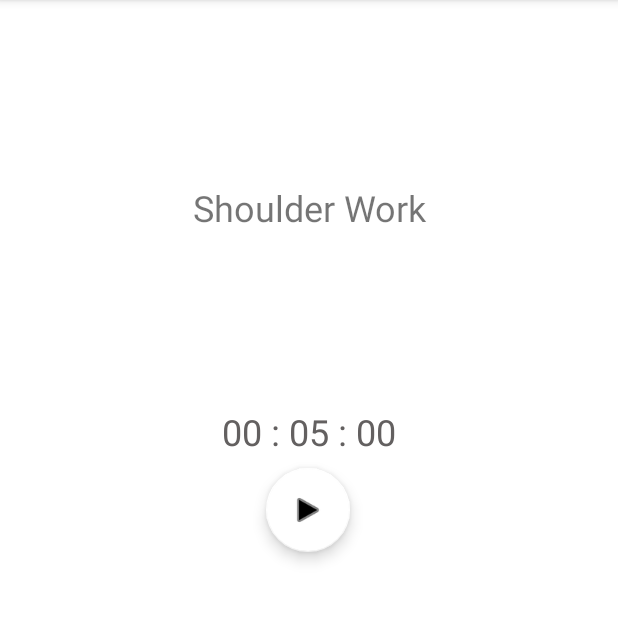
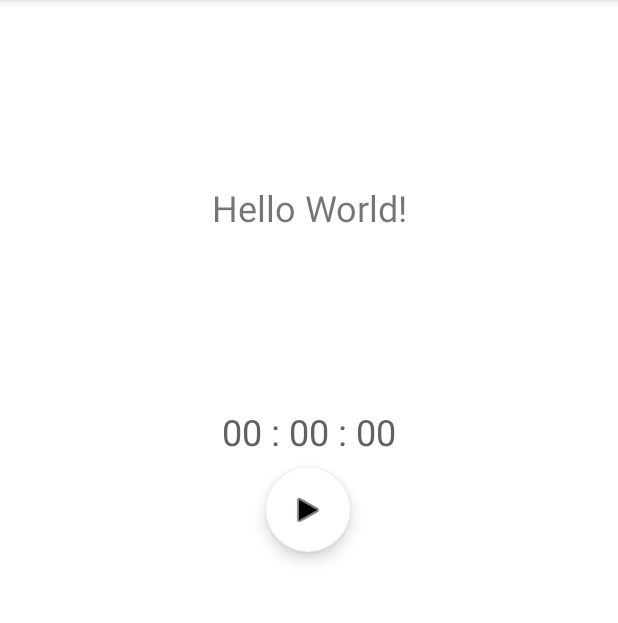
Before and after one commit to taerichard/WorkoutTimer, an Android app: the screen it shows after launch (Timer before the commit, MainActivity after it), after a tap on "SHOULDERS", on a phone screen of 412 x 824 dp, the part 84-707 px from its top. Run offline under Robolectric (Android 15) with nearby library versions, the phone set to English and light mode, and no system bars.

Commit message:
working on getting appropriate workout timer data for workout button

```diff
--- a/app/src/main/AndroidManifest.xml
+++ b/app/src/main/AndroidManifest.xml
@@ -9,8 +9,7 @@
         android:roundIcon="@mipmap/ic_launcher_round"
         android:supportsRtl="true"
         android:theme="@style/Theme.ActivityPlayground">
-        <activity android:name=".Timer"></activity>
-        <activity android:name=".Shoulders" />
+        <activity android:name=".T"></activity>
         <activity android:name=".MainActivity">
             <intent-filter>
                 <action android:name="android.intent.action.MAIN" />
--- a/app/src/main/java/com/example/activityplayground/MainActivity.java
+++ b/app/src/main/java/com/example/activityplayground/MainActivity.java
@@ -1,33 +1,41 @@
 package com.example.activityplayground;
 
 import androidx.appcompat.app.AppCompatActivity;
+import androidx.fragment.app.Fragment;
+import androidx.fragment.app.FragmentManager;
+import androidx.fragment.app.FragmentTransaction;
 
-import android.content.Intent;
 import android.os.Bundle;
 import android.util.Log;
 import android.view.View;
 import android.widget.Button;
 
+import java.util.Timer;
+
 public class MainActivity extends AppCompatActivity implements View.OnClickListener{
-    public final static String SHOULDER_WORKOUT = "Shoulders";
+    Button shoulderButton;
+    TimerFragment timerFragment;
 
     @Override
     protected void onCreate(Bundle savedInstanceState) {
         super.onCreate(savedInstanceState);
         setContentView(R.layout.activity_main);
 
-       findViewById(R.id.button_shoulders).setOnClickListener(this);
+        shoulderButton = findViewById(R.id.button_shoulders);
+        shoulderButton.setOnClickListener(this);
     }
 
     @Override
     public void onClick(View v) {
-        Intent intent;
+        Log.i("INFO", "BUTTON CLICKED FROM ACTIVITY");
+        shoulderButton.setVisibility(View.GONE);
+        timerFragment = new TimerFragment();
+        FragmentManager fm = getSupportFragmentManager();
 
-        switch(v.getId()){
-            case R.id.button_shoulders :{
-                intent = new Intent(this, Timer.class);
-                intent.putExtra(SHOULDER_WORKOUT, "Shoulder Work");
-                startActivity(intent);
+        switch (v.getId()) {
+            case R.id.button_shoulders : {
+                Log.i("INFO", "Shoulder Button Pressed");
+                fm.beginTransaction().replace(R.id.mainContainer, TimerFragment.newInstance("Shoulder Workout")).commit();
                 break;
             }
             default : {
@@ -35,6 +43,5 @@ public class MainActivity extends AppCompatActivity implements View.OnClickListe
             }
         }
 
-
     }
 }
--- a/app/src/main/java/com/example/activityplayground/Shoulders.java
+++ /dev/null
@@ -1,17 +0,0 @@
-package com.example.activityplayground;
-
-import androidx.appcompat.app.AppCompatActivity;
-
-import android.os.Bundle;
-import android.util.Log;
-
-public class Shoulders extends AppCompatActivity {
-
-    @Override
-    protected void onCreate(Bundle savedInstanceState) {
-        super.onCreate(savedInstanceState);
-        setContentView(R.layout.activity_shoulders);
-
-        Log.i("INFO", "Shoulders activity");
-    }
-}
--- a/app/src/main/java/com/example/activityplayground/Timer.java
+++ /dev/null
@@ -1,90 +0,0 @@
-package com.example.activityplayground;
-
-import androidx.annotation.NonNull;
-import androidx.appcompat.app.AppCompatActivity;
-
-import android.content.Intent;
-import android.graphics.drawable.Drawable;
-import android.os.Bundle;
-import android.os.Handler;
-import android.util.Log;
-import android.view.View;
-import android.widget.TextView;
-
-import com.google.android.material.floatingactionbutton.FloatingActionButton;
-
-public class Timer extends AppCompatActivity {
-    private int seconds = 0;
-    private TextView tv;
-    private boolean paused = true;
-    private FloatingActionButton fab;
-    private int minutes = 15;
-    private int startingTime = 5;
-    private Drawable PLAY;
-    private Drawable PAUSE;
-
-
-    @Override
-    protected void onCreate(Bundle savedInstanceState) {
-        super.onCreate(savedInstanceState);
-        setContentView(R.layout.activity_timer);
-
-        Intent intent = getIntent();
-        String workoutType = intent.getStringExtra(MainActivity.SHOULDER_WORKOUT);
-        Log.i("INFO", workoutType);
-        changeWorkoutTitle(workoutType);
-
-        tv = findViewById(R.id.time_text);
-        fab = findViewById(R.id.play_pause_fab);
-        PLAY = getResources().getDrawable(android.R.drawable.ic_media_play);
-        PAUSE = getResources().getDrawable(android.R.drawable.ic_media_pause);
-        if (savedInstanceState != null) {
-            paused = savedInstanceState.getBoolean("paused");
-            seconds = savedInstanceState.getInt("seconds");
-            setIcon();
-        }
-        runTimer();
-    }
-
-    public void changeWorkoutTitle(String workout){
-        TextView workoutTitle =  findViewById(R.id.workout_title);
-        workoutTitle.setText(String.format(workout));
-    }
-
-    private void setIcon() {
-        Drawable icon = paused ? PLAY : PAUSE;
-        fab.setImageDrawable(icon);
-    }
-
-    @Override
-    public void onSaveInstanceState(@NonNull Bundle outState) {
-        super.onSaveInstanceState(outState);
-        outState.putInt("seconds", seconds);
-        outState.putBoolean("paused", paused);
-    }
-
-    public void startTimer(View view) {
-        paused = !paused;
-        setIcon();
-
-
-    }
-
-    public void runTimer() {
-        // handler can schedule some code to run at a periodic manner aka timer
-        final Handler handler = new Handler(getMainLooper());
-        handler.post(new Runnable() {
-            @Override
-            public void run() {
-                int sec = seconds % 60;
-                int min = (seconds % 3600) / 60;
-                int hour = seconds / 3660;
-                tv.setText(String.format("%02d : %02d : %02d", hour, startingTime, sec));
-                if (!paused) seconds++;
-                handler.postDelayed(this, 1000);
-
-
-            }
-        });
-    }
-}
--- /dev/null
+++ b/app/src/main/java/com/example/activityplayground/TimerFragment.java
@@ -0,0 +1,105 @@
+package com.example.activityplayground;
+
+import android.graphics.drawable.Drawable;
+import android.os.Bundle;
+
+import androidx.annotation.NonNull;
+import androidx.annotation.Nullable;
+import androidx.fragment.app.Fragment;
+
+import android.os.Handler;
+import android.util.Log;
+import android.view.LayoutInflater;
+import android.view.View;
+import android.view.ViewGroup;
+import android.widget.TextView;
+
+import com.google.android.material.floatingactionbutton.FloatingActionButton;
+
+import static android.os.Looper.getMainLooper;
+
+public class TimerFragment extends Fragment {
+
+    int seconds = 0;
+    static TextView tv;
+    static TextView workoutTitle;
+    boolean paused = true;
+    FloatingActionButton fab;
+    int minutes = 15;
+    int startingTime = 5;
+    Drawable PLAY;
+    Drawable PAUSE;
+
+
+    @Override
+    public View onCreateView (LayoutInflater inflater, ViewGroup container, Bundle savedInstanceState){
+        // Inflate the layout for this fragment
+        return inflater.inflate(R.layout.fragment_timer, container, false);
+    }
+
+    @Override
+    public void onViewCreated(@NonNull View view, @Nullable Bundle savedInstanceState) {
+        super.onViewCreated(view, savedInstanceState);
+
+        workoutTitle = view.findViewById(R.id.workout_title);
+        Log.i("INFO", workoutTitle.toString());
+
+        tv = view.findViewById(R.id.time_text);
+        fab = view.findViewById(R.id.play_pause_fab);
+        PLAY = getResources().getDrawable(android.R.drawable.ic_media_play);
+        PAUSE = getResources().getDrawable(android.R.drawable.ic_media_pause);
+        if (savedInstanceState != null) {
+            paused = savedInstanceState.getBoolean("paused");
+            seconds = savedInstanceState.getInt("seconds");
+            setIcon();
+        }
+        runTimer();
+    }
+
+    public static TimerFragment newInstance(String workout) {
+        TimerFragment fragment = new TimerFragment();
+/*
+        workoutTitle.setText(workout);
+*/
+
+        Bundle args = new Bundle();
+        fragment.setArguments(args);
+        return fragment;
+    }
+
+    private void setIcon () {
+        Drawable icon = paused ? PLAY : PAUSE;
+        fab.setImageDrawable(icon);
+    }
+
+    @Override
+    public void onSaveInstanceState (@NonNull Bundle outState){
+        super.onSaveInstanceState(outState);
+        outState.putInt("seconds", seconds);
+        outState.putBoolean("paused", paused);
+    }
+
+    public void startTimer (View view){
+        paused = !paused;
+        setIcon();
+    }
+
+    public void runTimer () {
+        // handler can schedule some code to run at a periodic manner aka timer
+        final Handler handler = new Handler(getMainLooper());
+        handler.post(new Runnable() {
+            @Override
+            public void run() {
+                Log.i("INFO","run TIMER");
+                int sec = seconds % 60;
+                int min = (seconds % 3600) / 60;
+                int hour = seconds / 3660;
+                tv.setText(String.format("%02d : %02d : %02d", hour, min, sec));
+                if (!paused)
+                    seconds++;
+                    handler.postDelayed(this, 1000);
+                }
+            });
+    }
+
+}
--- a/app/src/main/res/layout/activity_main.xml
+++ b/app/src/main/res/layout/activity_main.xml
@@ -4,7 +4,11 @@
     xmlns:tools="http://schemas.android.com/tools"
     android:layout_width="match_parent"
     android:layout_height="match_parent"
-    tools:context=".MainActivity">
+    tools:context=".MainActivity"
+    android:id="@+id/mainContainer"
+    >
+
+
 
     <Button
         android:id="@+id/button_shoulders"
@@ -19,4 +23,5 @@
         app:layout_constraintStart_toStartOf="parent"
         app:layout_constraintTop_toTopOf="parent" />
 
+
 </androidx.constraintlayout.widget.ConstraintLayout>
--- a/app/src/main/res/layout/activity_shoulders.xml
+++ /dev/null
@@ -1,16 +0,0 @@
-<?xml version="1.0" encoding="utf-8"?>
-<androidx.constraintlayout.widget.ConstraintLayout xmlns:android="http://schemas.android.com/apk/res/android"
-    xmlns:app="http://schemas.android.com/apk/res-auto"
-    xmlns:tools="http://schemas.android.com/tools"
-    android:layout_width="match_parent"
-    android:layout_height="match_parent"
-    tools:context=".Shoulders">
-
-    <TextView
-        android:id="@+id/textView"
-        android:layout_width="wrap_content"
-        android:layout_height="wrap_content"
-        android:text="Shoulders!"
-        tools:layout_editor_absoluteX="161dp"
-        tools:layout_editor_absoluteY="136dp" />
-</androidx.constraintlayout.widget.ConstraintLayout>
--- a/app/src/main/res/layout/activity_timer.xml
+++ b/app/src/main/res/layout/fragment_timer.xml
@@ -4,6 +4,7 @@
     xmlns:tools="http://schemas.android.com/tools"
     android:layout_width="match_parent"
     android:layout_height="match_parent"
+    android:id="@+id/timerContainer"
     tools:context=".MainActivity">
 
     <TextView
@@ -25,7 +26,6 @@
         android:layout_height="wrap_content"
         android:layout_marginTop="312dp"
         android:clickable="true"
-        android:onClick="startTimer"
         android:tint="#3F51B5"
         app:backgroundTint="#FFFFFF"
         app:layout_constraintEnd_toEndOf="parent"
```
